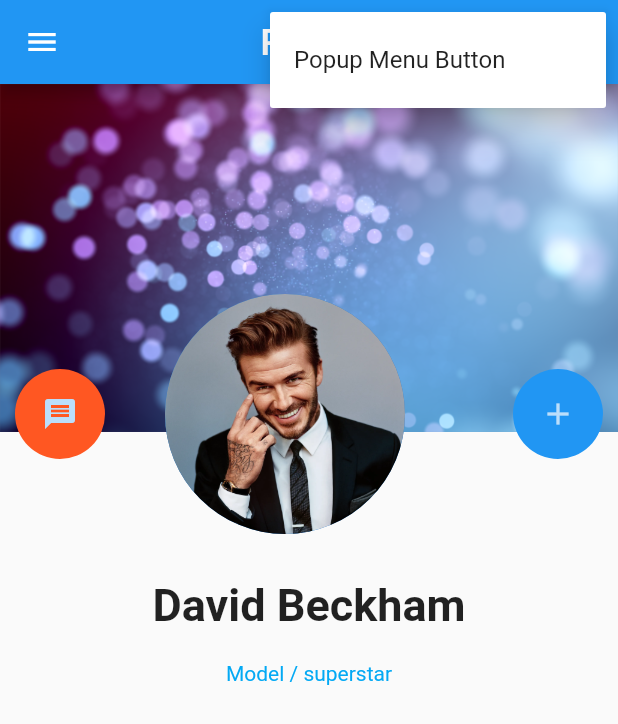
After one commit to saheedalima/assingnment_2, a Flutter app: the Profile_Ui_2 screen opened directly, after a tap on the "more vert" icon, on a phone screen of 412 x 824 dp. The commit adds this screen. Shown: the top 724 px of the screen. Run offline on Flutter 3.47's test engine with Material 2 defaults, Android fonts, the phone set to English and light mode, and no system bars; our stand-ins replace device_preview; missing offline and left inert: dart:js.

Commit message:
initial commit

```diff
--- /dev/null
+++ b/lib/Prfile_Ui_2.dart
@@ -0,0 +1,61 @@
+import 'package:flutter/material.dart';
+
+class Profile_Ui_2 extends StatelessWidget {
+
+  @override
+  Widget build(BuildContext context) {
+    return Scaffold(
+      appBar: AppBar(title: Center(child: Text("Profile",style: TextStyle(fontSize: 25),)),
+        actions: [
+          PopupMenuButton<int>(itemBuilder: (context)=>
+              [
+                PopupMenuItem(child: Text("Popup Menu Button")),
+              ]
+          ),
+        ],
+      ),
+      drawer: NavigationDrawer(children: [
+      ]),
+      body: Column(
+        children: [
+          Container(
+            height: 300,
+          child: Stack(
+            children: [
+              Image.asset("assets/icons/img_8.png"),
+              Positioned(top: 140,left: 110,
+                child: CircleAvatar(backgroundImage: AssetImage("assets/icons/img_7.png"),radius: 80,),),
+              Positioned(top: 190,left: 10,
+                child: CircleAvatar(
+                  radius: 30,
+                  backgroundColor: Colors.deepOrange,
+                  child: Icon(Icons.message),
+                ),
+              ),
+              Positioned(top: 190,right: 10,
+                child: CircleAvatar(
+                  radius: 30,
+                  backgroundColor: Colors.blue,
+                  child: Icon(Icons.add),
+                ),
+              ),
+            ],
+          ),
+          ),
+          Padding(
+            padding: const EdgeInsets.all(30.0),
+            child: Column(
+              children: [
+                Text("David Beckham",style: TextStyle(fontSize: 30,fontWeight: FontWeight.bold),),
+                Padding(
+                  padding: const EdgeInsets.all(20.0),
+                  child: Text("Model / superstar",style: TextStyle(color: Colors.lightBlue),),
+                )
+              ],
+            ),
+          )
+        ],
+      ),
+    );
+  }
+}
--- a/lib/Splash.dart
+++ b/lib/Splash.dart
@@ -9,6 +9,7 @@ import 'package:assingnment_2/List_With_separator.dart';
 import 'package:assingnment_2/List_with_builder.dart';
 import 'package:assingnment_2/LoginPage_Stateful.dart';
 import 'package:assingnment_2/LogoPage_login.dart';
+import 'package:assingnment_2/Prfile_Ui_2.dart';
 import 'package:assingnment_2/Registratin_Stateful.dart';
 import 'package:assingnment_2/Stag_Grid.dart';
 import 'package:device_preview/device_preview.dart';
@@ -37,7 +38,7 @@ class _SplashState extends State<Splash> {
   @override
   void initState() {
     Timer(Duration(seconds: 5), () {
-      Navigator.of(context).pushReplacement(MaterialPageRoute(builder: (context) => Profile_Ui_1()));
+      Navigator.of(context).pushReplacement(MaterialPageRoute(builder: (context) => Profile_Ui_2()));
     });
     super.initState();
   }
```
Also changed, not shown: lib/Profile_Ui_1.dart (+17 -17 lines), assets/icons/img_7.png (added), assets/icons/img_8.png (added).
